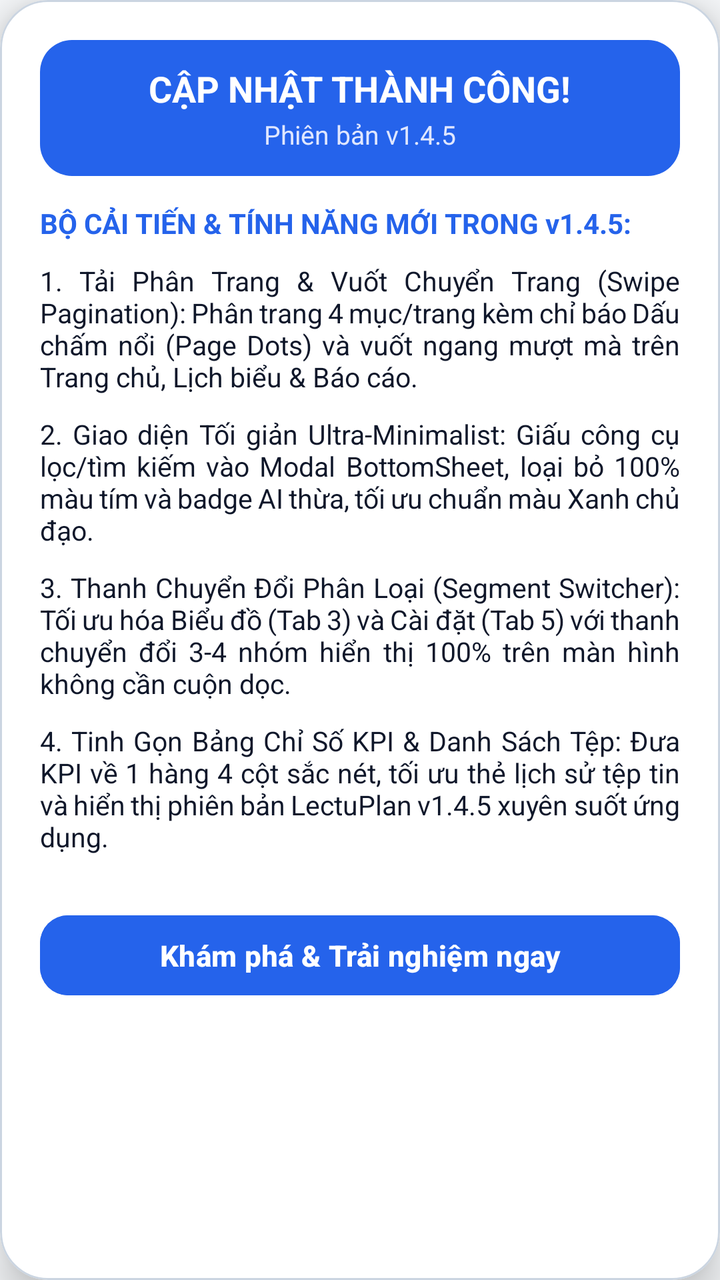
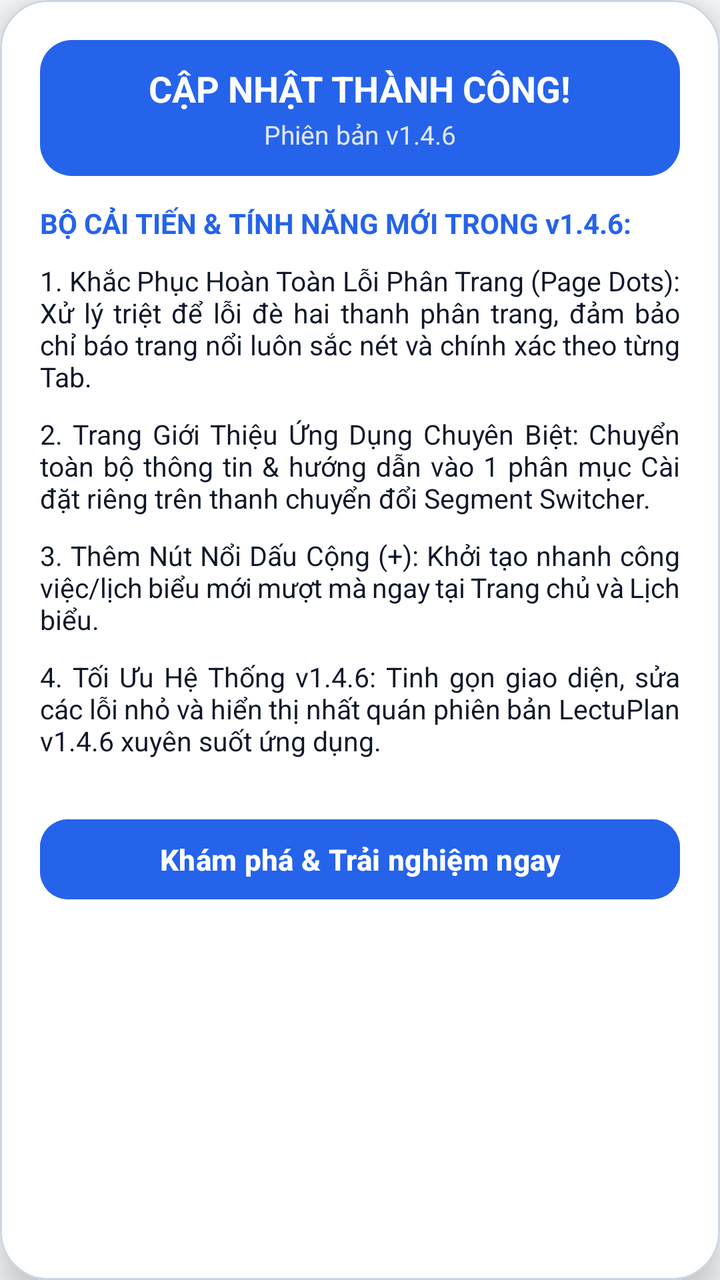

Two renders of the same Android screen: before a commit and after it. Below are the layout's source before the change and the commit's diff.
<!-- AndroidManifest.xml: application theme Theme.LectuPlan -->
<!-- res/layout/dialog_whats_new.xml -->
<?xml version="1.0" encoding="utf-8"?>
<com.google.android.material.card.MaterialCardView
    xmlns:android="http://schemas.android.com/apk/res/android"
    xmlns:app="http://schemas.android.com/apk/res-auto"
    android:layout_width="match_parent"
    android:layout_height="wrap_content"
    android:layout_margin="16dp"
    app:cardCornerRadius="24dp"
    app:cardElevation="12dp"
    app:strokeWidth="1dp"
    app:strokeColor="@color/border_default"
    app:cardBackgroundColor="@color/surface_card">

    <LinearLayout
        android:layout_width="match_parent"
        android:layout_height="wrap_content"
        android:orientation="vertical"
        android:padding="20dp">

        
        <LinearLayout
            android:layout_width="match_parent"
            android:layout_height="wrap_content"
            android:orientation="vertical"
            android:gravity="center"
            android:padding="12dp"
            android:background="@drawable/bg_chip_selected"
            android:layout_marginBottom="14dp">

            <TextView
                android:layout_width="wrap_content"
                android:layout_height="wrap_content"
                android:text="CẬP NHẬT THÀNH CÔNG!"
                android:textColor="#FFFFFF"
                android:textSize="18sp"
                android:textStyle="bold" />

            <TextView
                android:id="@+id/tvWhatsNewVersion"
                android:layout_width="wrap_content"
                android:layout_height="wrap_content"
                android:layout_marginTop="2dp"
                android:text="Phiên bản v1.4.5"
                android:textColor="#E0E7FF"
                android:textSize="13sp" />
        </LinearLayout>

        <TextView
            android:layout_width="wrap_content"
            android:layout_height="wrap_content"
            android:text="BỘ CẢI TIẾN &amp; TÍNH NĂNG MỚI TRONG v1.4.5:"
            android:textColor="#2563EB"
            android:textSize="14sp"
            android:textStyle="bold"
            android:layout_marginBottom="10dp" />

        
        <androidx.core.widget.NestedScrollView
            android:layout_width="match_parent"
            android:layout_height="0dp"
            android:layout_weight="1"
            android:fillViewport="true"
            android:scrollbars="vertical"
            android:layout_marginBottom="16dp">

            <LinearLayout
                android:layout_width="match_parent"
                android:layout_height="wrap_content"
                android:orientation="vertical">

                <TextView
                    android:layout_width="match_parent"
                    android:layout_height="wrap_content"
                    android:text="1. Tải Phân Trang &amp; Vuốt Chuyển Trang (Swipe Pagination): Phân trang 4 mục/trang kèm chỉ báo Dấu chấm nổi (Page Dots) và vuốt ngang mượt mà trên Trang chủ, Lịch biểu &amp; Báo cáo."
                    android:textSize="13.5sp"
                    android:textColor="@color/text_primary"
                    android:justificationMode="inter_word"
                    android:layout_marginBottom="10dp" />

                <TextView
                    android:layout_width="match_parent"
                    android:layout_height="wrap_content"
                    android:text="2. Giao diện Tối giản Ultra-Minimalist: Giấu công cụ lọc/tìm kiếm vào Modal BottomSheet, loại bỏ 100% màu tím và badge AI thừa, tối ưu chuẩn màu Xanh chủ đạo."
                    android:textSize="13.5sp"
                    android:textColor="@color/text_primary"
                    android:justificationMode="inter_word"
                    android:layout_marginBottom="10dp" />

                <TextView
                    android:layout_width="match_parent"
                    android:layout_height="wrap_content"
                    android:text="3. Thanh Chuyển Đổi Phân Loại (Segment Switcher): Tối ưu hóa Biểu đồ (Tab 3) và Cài đặt (Tab 5) với thanh chuyển đổi 3-4 nhóm hiển thị 100% trên màn hình không cần cuộn dọc."
                    android:textSize="13.5sp"
                    android:textColor="@color/text_primary"
                    android:justificationMode="inter_word"
                    android:layout_marginBottom="10dp" />

                <TextView
                    android:layout_width="match_parent"
                    android:layout_height="wrap_content"
                    android:text="4. Tinh Gọn Bảng Chỉ Số KPI &amp; Danh Sách Tệp: Đưa KPI về 1 hàng 4 cột sắc nét, tối ưu thẻ lịch sử tệp tin và hiển thị phiên bản LectuPlan v1.4.5 xuyên suốt ứng dụng."
                    android:textSize="13.5sp"
                    android:textColor="@color/text_primary"
                    android:justificationMode="inter_word"
                    android:layout_marginBottom="10dp" />

            </LinearLayout>
        </androidx.core.widget.NestedScrollView>

        <com.google.android.material.button.MaterialButton
            android:id="@+id/btnWhatsNewClose"
            android:layout_width="match_parent"
            android:layout_height="48dp"
            android:text="Khám phá &amp; Trải nghiệm ngay"
            android:textColor="#FFFFFF"
            android:backgroundTint="#2563EB"
            android:textSize="14.5sp"
            android:textStyle="bold"
            app:cornerRadius="14dp" />

    </LinearLayout>
</com.google.android.material.card.MaterialCardView>
<!-- resources referenced by this layout -->
<resources>
  <color name="border_default">#CBD5E1</color>
  <color name="surface_card">#FFFFFF</color>
  <color name="text_primary">#0F172A</color>
  <!-- drawable bg_chip_selected (drawable) -->
  <?xml version="1.0" encoding="utf-8"?>
  <shape xmlns:android="http://schemas.android.com/apk/res/android"
      android:shape="rectangle">
      <solid android:color="#2563EB" />
      <corners android:radius="16dp" />
  </shape>
  <style name="Theme.LectuPlan" parent="Base.Theme.LectuPlan" />
  <style name="Base.Theme.LectuPlan" parent="Theme.Material3.DayNight.NoActionBar">
          <item name="android:windowBackground">@color/window_background</item>
          <item name="colorSurface">@color/surface_card</item>
          <item name="colorOnSurface">@color/text_primary</item>
          <item name="colorSurfaceVariant">@color/surface_card_secondary</item>
          <item name="colorOnSurfaceVariant">@color/text_secondary</item>
          <item name="elevationOverlayEnabled">false</item>
          
          <item name="android:windowLightStatusBar" tools:targetApi="23">true</item>
          <item name="android:windowLightNavigationBar" tools:targetApi="27">true</item>
      </style>
  <color name="window_background">#F8FAFC</color>
  <color name="surface_card_secondary">#F1F5F9</color>
  <color name="text_secondary">#475569</color>
</resources>

<!-- the commit's change to res/layout/dialog_whats_new.xml (unified diff, before → after) -->
@@ -40,7 +40,7 @@
                 android:layout_width="wrap_content"
                 android:layout_height="wrap_content"
                 android:layout_marginTop="2dp"
-                android:text="Phiên bản v1.4.5"
+                android:text="Phiên bản v1.4.6"
                 android:textColor="#E0E7FF"
                 android:textSize="13sp" />
         </LinearLayout>
@@ -48,7 +48,7 @@
         <TextView
             android:layout_width="wrap_content"
             android:layout_height="wrap_content"
-            android:text="BỘ CẢI TIẾN &amp; TÍNH NĂNG MỚI TRONG v1.4.5:"
+            android:text="BỘ CẢI TIẾN &amp; TÍNH NĂNG MỚI TRONG v1.4.6:"
             android:textColor="#2563EB"
             android:textSize="14sp"
             android:textStyle="bold"
@@ -71,7 +71,7 @@
                 <TextView
                     android:layout_width="match_parent"
                     android:layout_height="wrap_content"
-                    android:text="1. Tải Phân Trang &amp; Vuốt Chuyển Trang (Swipe Pagination): Phân trang 4 mục/trang kèm chỉ báo Dấu chấm nổi (Page Dots) và vuốt ngang mượt mà trên Trang chủ, Lịch biểu &amp; Báo cáo."
+                    android:text="1. Khắc Phục Hoàn Toàn Lỗi Phân Trang (Page Dots): Xử lý triệt để lỗi đè hai thanh phân trang, đảm bảo chỉ báo trang nổi luôn sắc nét và chính xác theo từng Tab."
                     android:textSize="13.5sp"
                     android:textColor="@color/text_primary"
                     android:justificationMode="inter_word"
@@ -80,7 +80,7 @@
                 <TextView
                     android:layout_width="match_parent"
                     android:layout_height="wrap_content"
-                    android:text="2. Giao diện Tối giản Ultra-Minimalist: Giấu công cụ lọc/tìm kiếm vào Modal BottomSheet, loại bỏ 100% màu tím và badge AI thừa, tối ưu chuẩn màu Xanh chủ đạo."
+                    android:text="2. Trang Giới Thiệu Ứng Dụng Chuyên Biệt: Chuyển toàn bộ thông tin &amp; hướng dẫn vào 1 phân mục Cài đặt riêng trên thanh chuyển đổi Segment Switcher."
                     android:textSize="13.5sp"
                     android:textColor="@color/text_primary"
                     android:justificationMode="inter_word"
@@ -89,7 +89,7 @@
                 <TextView
                     android:layout_width="match_parent"
                     android:layout_height="wrap_content"
-                    android:text="3. Thanh Chuyển Đổi Phân Loại (Segment Switcher): Tối ưu hóa Biểu đồ (Tab 3) và Cài đặt (Tab 5) với thanh chuyển đổi 3-4 nhóm hiển thị 100% trên màn hình không cần cuộn dọc."
+                    android:text="3. Thêm Nút Nổi Dấu Cộng (+): Khởi tạo nhanh công việc/lịch biểu mới mượt mà ngay tại Trang chủ và Lịch biểu."
                     android:textSize="13.5sp"
                     android:textColor="@color/text_primary"
                     android:justificationMode="inter_word"
@@ -98,7 +98,7 @@
                 <TextView
                     android:layout_width="match_parent"
                     android:layout_height="wrap_content"
-                    android:text="4. Tinh Gọn Bảng Chỉ Số KPI &amp; Danh Sách Tệp: Đưa KPI về 1 hàng 4 cột sắc nét, tối ưu thẻ lịch sử tệp tin và hiển thị phiên bản LectuPlan v1.4.5 xuyên suốt ứng dụng."
+                    android:text="4. Tối Ưu Hệ Thống v1.4.6: Tinh gọn giao diện, sửa các lỗi nhỏ và hiển thị nhất quán phiên bản LectuPlan v1.4.6 xuyên suốt ứng dụng."
                     android:textSize="13.5sp"
                     android:textColor="@color/text_primary"
                     android:justificationMode="inter_word"
